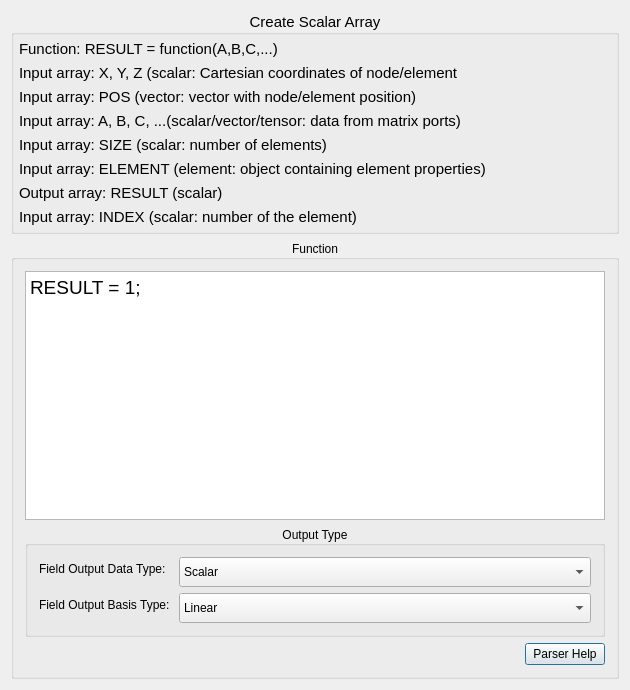
Old version of the form src/Interface/Modules/Fields/CreateFieldData.ui in the repository SCIInstitute/SCIRun.
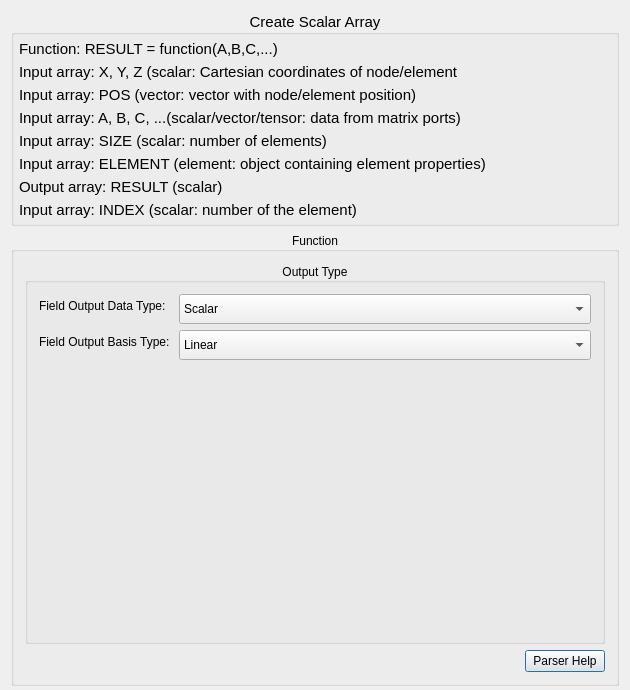
New version of the form.

Patch:
```diff
--- a/src/Interface/Modules/Fields/CreateFieldData.ui
+++ b/src/Interface/Modules/Fields/CreateFieldData.ui
@@ -156,11 +156,11 @@
     </widget>
    </item>
    <item>
-    <widget class="QGroupBox" name="groupBox_4">
+    <widget class="QGroupBox" name="expressionGroupBox_">
      <property name="minimumSize">
       <size>
-       <width>58</width>
-       <height>0</height>
+       <width>606</width>
+       <height>454</height>
       </size>
      </property>
      <property name="font">
@@ -187,31 +187,7 @@
      <property name="checkable">
       <bool>false</bool>
      </property>
-     <layout class="QGridLayout" name="gridLayout_2">
-      <item row="1" column="0">
        <layout class="QVBoxLayout" name="verticalLayout_3">
-        <item>
-         <widget class="QTextEdit" name="functionTextEdit_">
-          <property name="sizePolicy">
-           <sizepolicy hsizetype="Expanding" vsizetype="Expanding">
-            <horstretch>0</horstretch>
-            <verstretch>0</verstretch>
-           </sizepolicy>
-          </property>
-          <property name="font">
-           <font>
-            <pointsize>12</pointsize>
-           </font>
-          </property>
-          <property name="html">
-           <string>&lt;!DOCTYPE HTML PUBLIC &quot;-//W3C//DTD HTML 4.0//EN&quot; &quot;http://www.w3.org/TR/REC-html40/strict.dtd&quot;&gt;
-&lt;html&gt;&lt;head&gt;&lt;meta name=&quot;qrichtext&quot; content=&quot;1&quot; /&gt;&lt;style type=&quot;text/css&quot;&gt;
-p, li { white-space: pre-wrap; }
-&lt;/style&gt;&lt;/head&gt;&lt;body style=&quot; font-family:'.Helvetica Neue DeskInterface'; font-size:12pt; font-weight:400; font-style:normal;&quot;&gt;
-&lt;p style=&quot; margin-top:0px; margin-bottom:0px; margin-left:0px; margin-right:0px; -qt-block-indent:0; text-indent:0px;&quot;&gt;&lt;span style=&quot; font-family:'MS Shell Dlg 2'; font-size:14pt;&quot;&gt;RESULT = 1;&lt;/span&gt;&lt;/p&gt;&lt;/body&gt;&lt;/html&gt;</string>
-          </property>
-         </widget>
-        </item>
         <item>
          <widget class="QGroupBox" name="groupBox">
           <property name="title">
@@ -360,8 +336,6 @@
              <string>Parser Help</string>
             </property>
            </widget>
-          </item>
-         </layout>
         </item>
        </layout>
       </item>
```
Lines whose indentation alone changed are shown as unchanged.
